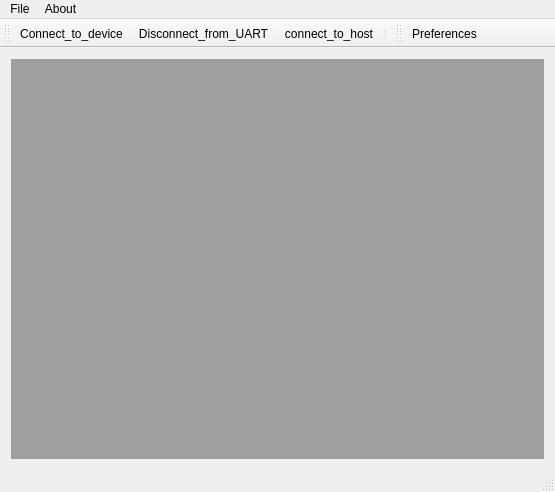
The window that AirCoolControll/AirCoolControll/aircoolcontroll.ui (ComEngineering/AirCoolControl_Desktop) describes before a commit, drawn with Qt 5.
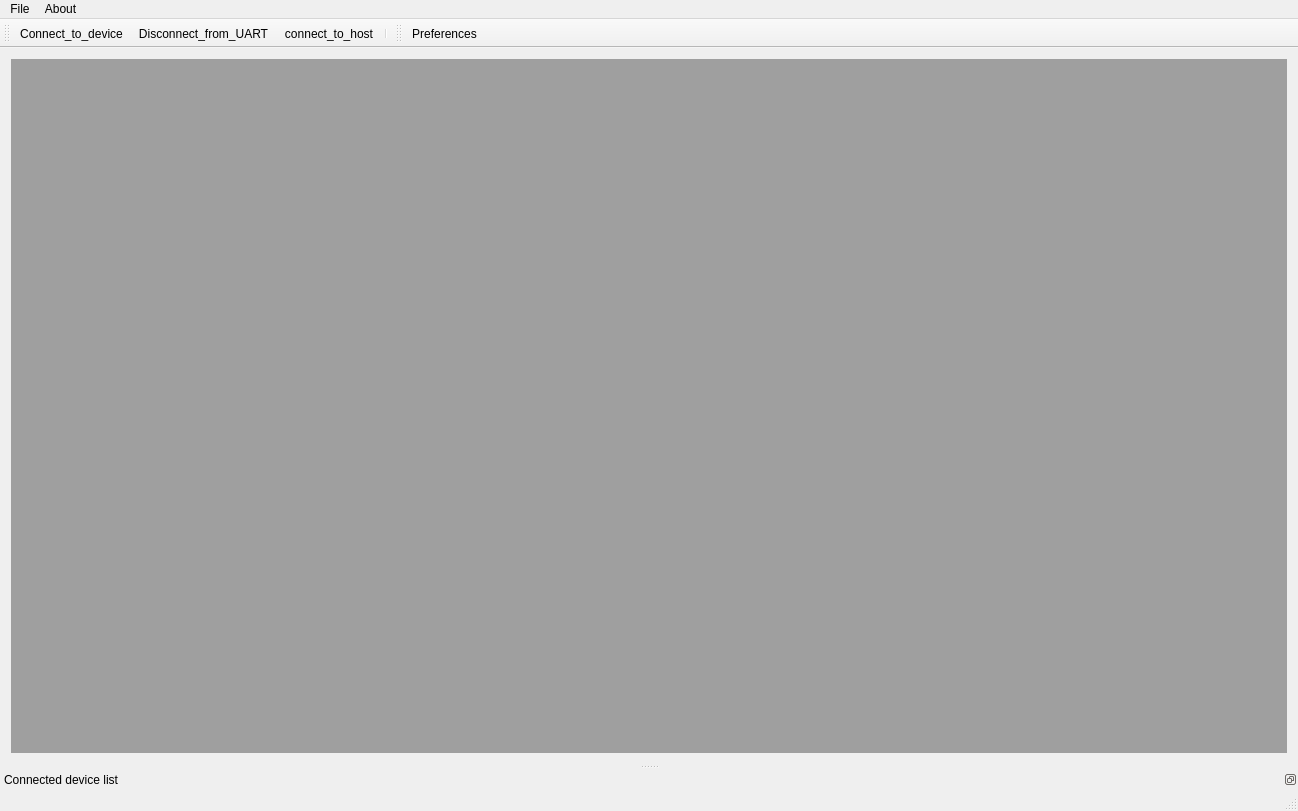
The same window after the commit. Icons and pictures are not drawn. Custom widgets are drawn as their Qt base class.

```diff
--- a/AirCoolControll/AirCoolControll/aircoolcontroll.ui
+++ b/AirCoolControll/AirCoolControll/aircoolcontroll.ui
@@ -5,6 +5,14 @@
   <property name="windowModality">
    <enum>Qt::ApplicationModal</enum>
   </property>
+  <property name="geometry">
+   <rect>
+    <x>0</x>
+    <y>0</y>
+    <width>1298</width>
+    <height>811</height>
+   </rect>
+  </property>
   <property name="windowTitle">
    <string notr="true">Air Cool Controll</string>
   </property>
@@ -23,7 +31,7 @@
     <rect>
      <x>0</x>
      <y>0</y>
-     <width>658</width>
+     <width>1298</width>
      <height>21</height>
     </rect>
    </property>
@@ -68,6 +76,21 @@
    </attribute>
    <addaction name="actionPreferences"/>
   </widget>
+  <widget class="QDockWidget" name="dockWidget">
+   <property name="features">
+    <set>QDockWidget::DockWidgetFloatable|QDockWidget::DockWidgetMovable</set>
+   </property>
+   <property name="allowedAreas">
+    <set>Qt::BottomDockWidgetArea|Qt::TopDockWidgetArea</set>
+   </property>
+   <property name="windowTitle">
+    <string>Connected device list</string>
+   </property>
+   <attribute name="dockWidgetArea">
+    <number>8</number>
+   </attribute>
+   <widget class="ConnectionLog" name="deviceExplorerContent"/>
+  </widget>
   <action name="actionConnect_to_device">
    <property name="icon">
     <iconset resource="aircoolcontroll.qrc">
@@ -121,6 +144,14 @@
   </action>
  </widget>
  <layoutdefault spacing="6" margin="11"/>
+ <customwidgets>
+  <customwidget>
+   <class>ConnectionLog</class>
+   <extends>QWidget</extends>
+   <header>connectionlog.h</header>
+   <container>1</container>
+  </customwidget>
+ </customwidgets>
  <resources>
   <include location="aircoolcontroll.qrc"/>
  </resources>
```
